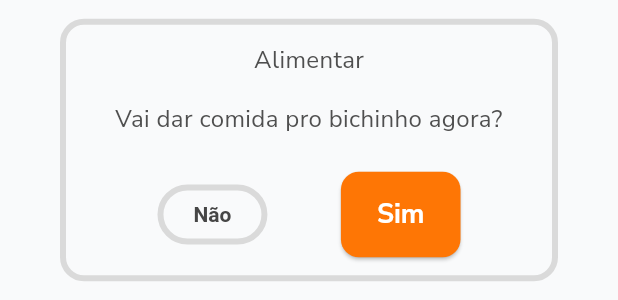
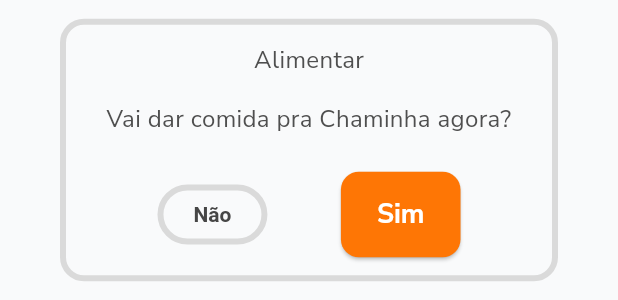
Before and after one commit to lucaseneiva/flutter-gamified-habit-tracker, a Flutter app: the PetDisplay widget shown alone on an empty page, opened directly with empty values, after a tap on "Alimentar", on a phone screen of 412 x 824 dp. Shown: the part 468-768 px from the top of the screen. Run offline on Flutter 3.47's test engine with Material 3 defaults, Android fonts, the phone set to English and light mode, and no system bars; our stand-ins replace clock, cloud_firestore, equatable, firebase_auth, firebase_core, flutter_riverpod and 3 more; accounts and stored records are empty; generated files the repository leaves out were written again.

Commit message:
feat: add message to fed state

```diff
--- a/lib/features/pet_management/presentation/widgets/pet_display.dart
+++ b/lib/features/pet_management/presentation/widgets/pet_display.dart
@@ -34,12 +34,12 @@ class PetDisplay extends StatelessWidget {
                     builder: (context) => ConfirmationDialog(
                       message: petState.isDead
                           ? "Quer mesmo reviver seu companheiro?"
-                          : "Vai dar comida pro bichinho agora?",
+                          : "Vai dar comida pra Chaminha agora?",
                       title: petState.isDead ? "Reviver" : "Alimentar",
                       onConfirmation: onFeedPet,
                     ),
                   ),
-            child: Text(petState.isDead ? "Reviver o Bichinho" : "Alimentar"),
+            child: Text(petState.isDead ? "Reviver a Chaminha" : "Alimentar"),
           ),
         ],
       ),
```
Also changed, not shown: lib/features/pet_management/presentation/home_screen.dart (+7 -2 lines).
